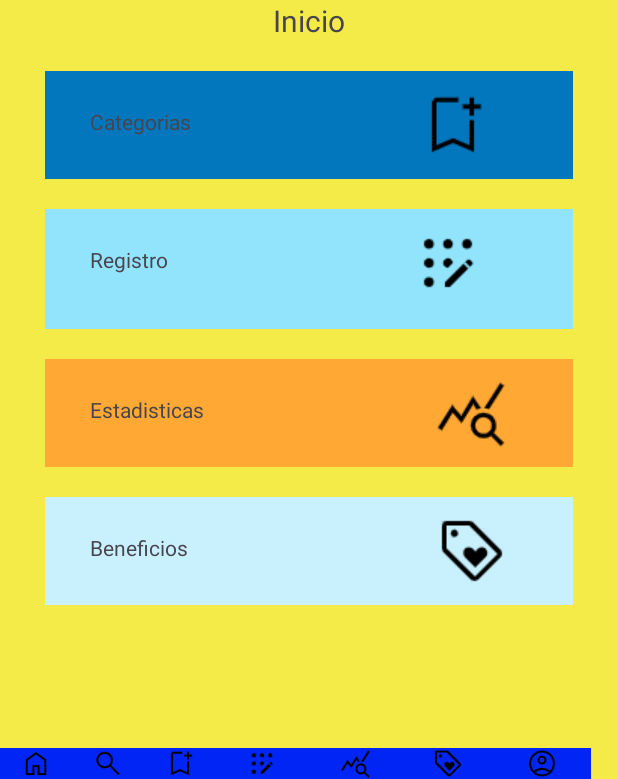
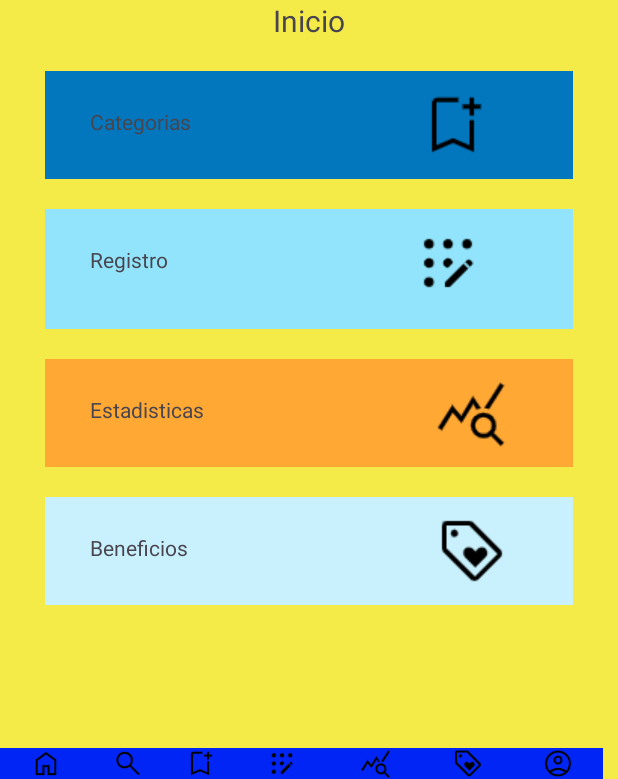
Before and after one commit to victormican/SolarSports, an Android app: the layout activity_home.xml on its own in the app's theme, with its tools: preview values and no code run, on a phone screen of 412 x 824 dp, the part 457-1236 px from its top. Run offline under Robolectric (Android 15) with nearby library versions, the light colour scheme and no system bars.

Commit message:
Version 1.0.1 Logica Navegacion a Home

```diff
--- a/app/src/main/AndroidManifest.xml
+++ b/app/src/main/AndroidManifest.xml
@@ -52,10 +52,10 @@
             android:name=".Registrar"
             android:exported="false" />
         <activity
-            android:name=".Home"
+            android:name=".HomeActivity"
             android:exported="false" />
         <activity
-            android:name=".Login"
+            android:name=".LoginActivity"
             android:exported="true">
             <intent-filter>
                 <action android:name="android.intent.action.MAIN" />
--- a/app/src/main/java/com/example/solarsports/HomeActivity.java
+++ b/app/src/main/java/com/example/solarsports/HomeActivity.java
@@ -4,7 +4,7 @@ import androidx.appcompat.app.AppCompatActivity;
 
 import android.os.Bundle;
 
-public class Home extends AppCompatActivity {
+public class HomeActivity extends AppCompatActivity {
 
     @Override
     protected void onCreate(Bundle savedInstanceState) {
--- a/app/src/main/res/layout/activity_home.xml
+++ b/app/src/main/res/layout/activity_home.xml
@@ -9,7 +9,7 @@
     android:orientation="vertical"
     android:paddingLeft="0dp"
     android:paddingBottom="0dp"
-    tools:context=".Home">
+    tools:context=".HomeActivity">
 
     <LinearLayout
         android:layout_width="wrap_content"
@@ -117,8 +117,8 @@
     </LinearLayout>
 
     <LinearLayout
-        android:layout_width="wrap_content"
-        android:layout_height="wrap_content"
+        android:layout_width="match_parent"
+        android:layout_height="match_parent"
         android:layout_marginStart="30dp"
         android:layout_marginEnd="30dp"
         android:layout_marginBottom="20dp"
@@ -148,8 +148,8 @@
     </LinearLayout>
 
     <LinearLayout
-        android:layout_width="wrap_content"
-        android:layout_height="wrap_content"
+        android:layout_width="match_parent"
+        android:layout_height="match_parent"
         android:layout_marginStart="30dp"
         android:layout_marginEnd="30dp"
         android:layout_marginBottom="20dp"
@@ -179,8 +179,8 @@
     </LinearLayout>
 
     <LinearLayout
-        android:layout_width="wrap_content"
-        android:layout_height="wrap_content"
+        android:layout_width="match_parent"
+        android:layout_height="match_parent"
         android:layout_gravity="bottom"
         android:clipToPadding="true"
         android:gravity="bottom"
@@ -189,8 +189,8 @@
 
         <ImageView
             android:id="@+id/imageView2"
-            android:layout_width="wrap_content"
-            android:layout_height="wrap_content"
+            android:layout_width="61dp"
+            android:layout_height="match_parent"
             android:background="#0025F4"
             android:backgroundTint="#0025F4"
             app:srcCompat="@drawable/home_fill0_wght400_grad0_opsz48"
@@ -202,7 +202,7 @@
         <ImageView
             android:id="@+id/imageView3"
             android:layout_width="wrap_content"
-            android:layout_height="wrap_content"
+            android:layout_height="match_parent"
             android:background="#0025F4"
             app:srcCompat="@drawable/search_fill0_wght400_grad0_opsz48"
             tools:layout_conversion_absoluteHeight="44dp"
@@ -235,7 +235,7 @@
         <ImageView
             android:id="@+id/imageView7"
             android:layout_width="63dp"
-            android:layout_height="wrap_content"
+            android:layout_height="match_parent"
             android:background="#0025F4"
             app:srcCompat="@drawable/query_stats_fill0_wght400_grad0_opsz48"
             tools:layout_conversion_absoluteHeight="44dp"
@@ -256,7 +256,7 @@
 
         <ImageView
             android:id="@+id/imageView11"
-            android:layout_width="65dp"
+            android:layout_width="60dp"
             android:layout_height="wrap_content"
             android:background="#0025F4"
             app:srcCompat="@drawable/account_circle_fill0_wght400_grad0_opsz48"
--- a/app/src/main/res/layout/activity_login.xml
+++ b/app/src/main/res/layout/activity_login.xml
@@ -9,7 +9,7 @@
     android:orientation="vertical"
     android:paddingLeft="30dp"
     android:paddingBottom="12dp"
-    tools:context=".Login">
+    tools:context=".LoginActivity">
 
     <ImageView
         android:id="@+id/imageView"
```
Also changed, not shown: app/src/main/java/com/example/solarsports/LoginActivity.java (+15 -2 lines).
